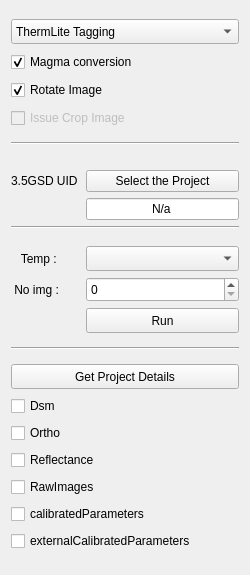
sensehawk/qgis_plugin, file windows/ImageTagging.ui: the form before one commit.
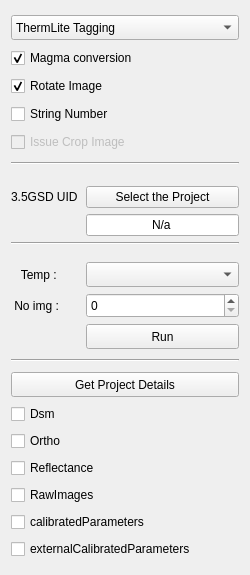
The form after the commit. Custom widgets are drawn as their Qt base class.

Patch:
```diff
--- a/windows/ImageTagging.ui
+++ b/windows/ImageTagging.ui
@@ -106,6 +106,16 @@
        </property>
       </widget>
      </item>
+     <item>
+      <widget class="QCheckBox" name="stringNumCheckbox">
+       <property name="enabled">
+        <bool>true</bool>
+       </property>
+       <property name="text">
+        <string>String Number</string>
+       </property>
+      </widget>
+     </item>
      <item>
       <widget class="QCheckBox" name="IssueCropImage">
        <property name="enabled">
```
Left out of the diff: 5 changed lines with no effect on the pictures.
